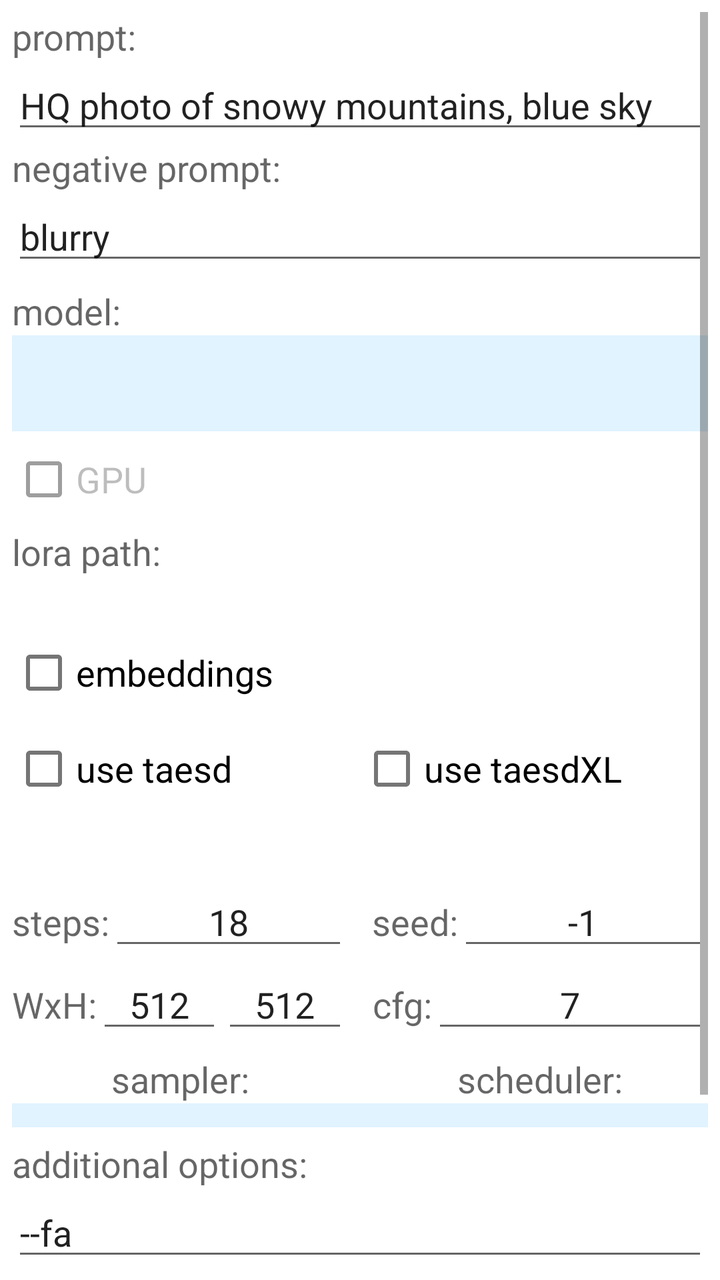
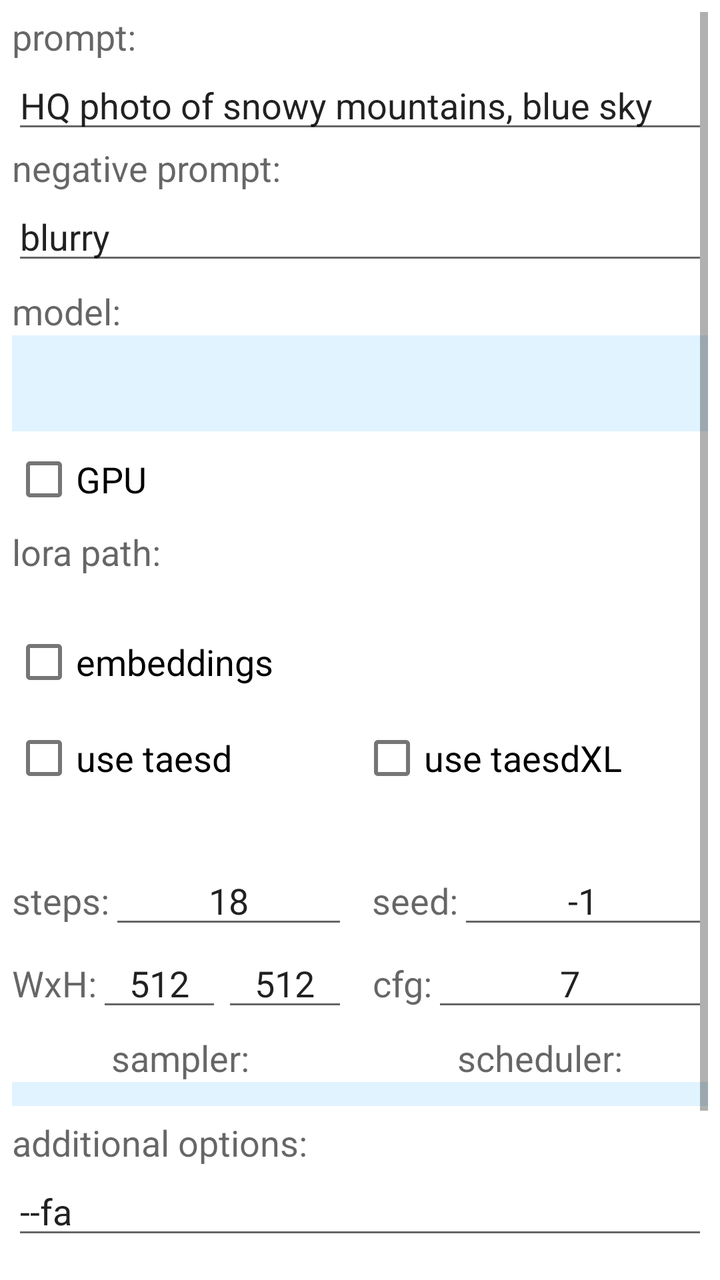

The first picture is an Android layout as it rendered before a commit; the second is the same layout after the commit. The layout source and the unified diff follow.
<!-- AndroidManifest.xml: application theme MyApplication -->
<!-- res/layout/activity_main.xml -->
<?xml version="1.0" encoding="utf-8"?>

<LinearLayout xmlns:android="http://schemas.android.com/apk/res/android"
    xmlns:tools="http://schemas.android.com/tools"
    android:layout_width="fill_parent"
    android:layout_height="fill_parent"
    android:orientation="horizontal">

    <ScrollView
        android:id="@+id/wrapperView"
        android:layout_width="match_parent"
        android:layout_height="match_parent"
        android:padding="6dp">

        <LinearLayout
            android:layout_width="match_parent"
            android:layout_height="wrap_content"
            android:orientation="vertical">

            <LinearLayout
                android:layout_width="match_parent"
                android:layout_height="wrap_content"
                android:layout_marginBottom="0dp"
                android:orientation="vertical">

                <TextView
                    android:id="@+id/stringpromptmsg"
                    android:layout_width="match_parent"
                    android:layout_height="wrap_content"
                    android:text="@string/field_prompt"
                    android:labelFor="@id/stringprompt"
                    android:textAppearance="?android:attr/textAppearanceMedium" />

                <EditText
                    android:id="@+id/stringprompt"
                    android:layout_width="match_parent"
                    android:layout_height="wrap_content"
                    android:inputType="textMultiLine"
                    android:labelFor="@id/stringpromptmsg"
                    android:singleLine="false"
                    android:text="@string/default_prompt"
                    tools:ignore="Autofill,TouchTargetSizeCheck" />
            </LinearLayout>

            <LinearLayout
                android:layout_width="match_parent"
                android:layout_height="wrap_content"
                android:layout_marginBottom="0dp"
                android:orientation="vertical">

                <TextView
                    android:id="@+id/stringnegpromptmsg"
                    android:layout_width="match_parent"
                    android:layout_height="wrap_content"
                    android:text="@string/field_negative"
                    android:labelFor="@id/stringnegprompt"
                    android:textAppearance="?android:attr/textAppearanceMedium" />

                <EditText
                    android:id="@+id/stringnegprompt"
                    android:layout_width="match_parent"
                    android:layout_height="wrap_content"
                    android:inputType="textMultiLine"
                    android:labelFor="@id/stringnegpromptmsg"
                    android:singleLine="false"
                    android:text="@string/default_negative"
                    tools:ignore="autofill,TouchTargetSizeCheck" />
            </LinearLayout>

            <LinearLayout
                android:layout_width="match_parent"
                android:layout_height="wrap_content"
                android:orientation="vertical">

                <TextView
                    android:layout_width="match_parent"
                    android:layout_height="wrap_content"
                    android:paddingTop="6dp"
                    android:text="@string/field_modelfile"
                    android:textAppearance="?android:attr/textAppearanceMedium" />

                <Spinner
                    android:id="@+id/model_spinner"
                    android:layout_width="match_parent"
                    android:layout_height="wrap_content"
                    android:background="@color/system_accent1_50"
                    android:minHeight="48dp"
                    tools:ignore="ExtraText,TouchTargetSizeCheck" />
            </LinearLayout>

            <CheckBox
                android:id="@+id/usegpu"
                android:layout_width="match_parent"
                android:layout_height="wrap_content"
                android:checked="false"
                android:enabled="false"
                android:text="@string/field_gpu"
                android:textAppearance="?android:attr/textAppearanceMedium" />

            <LinearLayout
                android:layout_width="match_parent"
                android:layout_height="wrap_content"
                android:orientation="vertical">

                <TextView
                    android:layout_width="match_parent"
                    android:layout_height="wrap_content"
                    android:text="@string/field_lorapath"
                    android:textAppearance="?android:attr/textAppearanceMedium" />

                <TextView
                    android:id="@+id/lorapath"
                    android:layout_width="match_parent"
                    android:layout_height="wrap_content"
                    android:textAppearance="?android:attr/textAppearanceMedium" />

                <CheckBox
                    android:id="@+id/embeddchecker"
                    android:layout_width="match_parent"
                    android:layout_height="wrap_content"
                    android:text="@string/field_embedd"
                    android:textAppearance="?android:attr/textAppearanceMedium" />

            </LinearLayout>

            <LinearLayout
                android:layout_width="match_parent"
                android:layout_height="wrap_content"
                android:layout_marginBottom="0dp"
                android:orientation="horizontal">

                <CheckBox
                    android:id="@+id/taesdchecker"
                    android:layout_width="0dp"
                    android:layout_height="wrap_content"
                    android:layout_weight="1"
                    android:text="@string/field_taesd"
                    android:textAppearance="?android:attr/textAppearanceMedium" />

                <CheckBox
                    android:id="@+id/taesdXLchecker"
                    android:layout_width="0dp"
                    android:layout_height="wrap_content"
                    android:layout_weight="1"
                    android:text="@string/field_taesdXL"
                    android:textAppearance="?android:attr/textAppearanceMedium" />
            </LinearLayout>

            <LinearLayout
                android:layout_width="match_parent"
                android:layout_height="wrap_content"
                android:layout_marginBottom="0dp"
                android:orientation="horizontal">

                <TextView
                    android:id="@+id/taesdmodel"
                    android:layout_width="0dp"
                    android:layout_height="wrap_content"
                    android:layout_weight="1"
                    android:paddingBottom="6dp"
                    android:paddingRight="6dp"
                    android:textAppearance="?android:attr/textAppearanceMedium" />

                <TextView
                    android:id="@+id/taesdXLmodel"
                    android:layout_width="0dp"
                    android:layout_height="wrap_content"
                    android:layout_weight="1"
                    android:paddingBottom="6dp"
                    android:paddingLeft="6dp"
                    android:textAppearance="?android:attr/textAppearanceMedium" />
            </LinearLayout>

            <LinearLayout
                android:layout_width="match_parent"
                android:layout_height="wrap_content"
                android:orientation="horizontal">

                <LinearLayout
                    android:layout_width="0dp"
                    android:layout_height="wrap_content"
                    android:layout_weight="1"
                    android:paddingRight="6dp"
                    android:orientation="horizontal">

                    <TextView
                        android:layout_width="wrap_content"
                        android:layout_height="wrap_content"
                        android:layout_weight="0"
                        android:text="@string/field_steps"
                        android:textAlignment="center"
                        android:textAppearance="?android:attr/textAppearanceMedium" />

                    <EditText
                        android:id="@+id/stringsteps"
                        android:layout_width="0dp"
                        android:layout_height="wrap_content"
                        android:layout_weight="1"
                        android:gravity="center"
                        android:inputType="number"
                        android:singleLine="true"
                        android:text="@string/default_steps"
                        tools:ignore="autofill,TouchTargetSizeCheck" />
                </LinearLayout>

                <LinearLayout
                    android:layout_width="0dp"
                    android:layout_height="wrap_content"
                    android:layout_weight="1"
                    android:paddingLeft="6dp"
                    android:orientation="horizontal">

                    <TextView
                        android:id="@+id/stringseedmsg"
                        android:layout_width="wrap_content"
                        android:layout_height="wrap_content"
                        android:layout_weight="0"
                        android:text="@string/field_seed"
                        android:textAlignment="gravity"
                        android:textAppearance="?android:attr/textAppearanceMedium" />

                    <EditText
                        android:id="@+id/stringseed"
                        android:layout_width="match_parent"
                        android:layout_height="wrap_content"
                        android:layout_weight="1"
                        android:gravity="center"
                        android:inputType="numberSigned"
                        android:labelFor="@id/stringseedmsg"
                        android:singleLine="true"
                        android:text="@string/default_minus1"
                        tools:ignore="autofill,TouchTargetSizeCheck" />
                </LinearLayout>
            </LinearLayout>

            <LinearLayout
                android:layout_width="match_parent"
                android:layout_height="wrap_content"
                android:orientation="horizontal">

                <LinearLayout
                    android:layout_width="0dp"
                    android:layout_height="wrap_content"
                    android:layout_weight="1"
                    android:paddingRight="6dp"
                    android:orientation="horizontal">

                    <TextView
                        android:id="@+id/stringwxhmsg"
                        android:layout_width="wrap_content"
                        android:layout_height="wrap_content"
                        android:layout_weight="0"
                        android:text="@string/field_widthXheight"
                        android:textAlignment="gravity"
                        android:textAppearance="?android:attr/textAppearanceMedium" />

                    <EditText
                        android:id="@+id/stringwidth"
                        android:layout_width="0dp"
                        android:layout_height="wrap_content"
                        android:layout_weight="1"
                        android:gravity="center"
                        android:inputType="number"
                        android:labelFor="@id/stringwxhmsg"
                        android:singleLine="true"
                        android:text="@string/default_width"
                        tools:ignore="autofill,TouchTargetSizeCheck,DuplicateSpeakableTextCheck" />

                    <EditText
                        android:id="@+id/stringheight"
                        android:layout_width="0dp"
                        android:layout_height="wrap_content"
                        android:layout_weight="1"
                        android:gravity="center"
                        android:inputType="number"
                        android:labelFor="@id/stringwxhmsg"
                        android:singleLine="true"
                        android:text="@string/default_height"
                        tools:ignore="autofill,TouchTargetSizeCheck,DuplicateSpeakableTextCheck" />
                </LinearLayout>

                <LinearLayout
                    android:layout_width="0dp"
                    android:layout_height="wrap_content"
                    android:layout_weight="1"
                    android:paddingLeft="6dp"
                    android:orientation="horizontal">

                    <TextView
                        android:id="@+id/stringcfgmsg"
                        android:layout_width="wrap_content"
                        android:layout_height="wrap_content"
                        android:layout_weight="0"
                        android:text="@string/field_cfgs"
                        android:textAlignment="center"
                        android:textAppearance="?android:attr/textAppearanceMedium" />

                    <EditText
                        android:id="@+id/stringcfgscale"
                        android:layout_width="match_parent"
                        android:layout_height="wrap_content"
                        android:layout_weight="1"
                        android:gravity="center"
                        android:inputType="numberDecimal"
                        android:labelFor="@id/stringcfgmsg"
                        android:singleLine="true"
                        android:text="@string/default_cfg"
                        tools:ignore="autofill,TouchTargetSizeCheck" />
                </LinearLayout>
            </LinearLayout>

            <LinearLayout
                android:orientation="horizontal"
                android:layout_width="match_parent"
                android:paddingTop="6dp"
                android:layout_height="wrap_content">

                <TextView
                    android:id="@+id/samplermsg"
                    android:layout_width="0dp"
                    android:layout_height="wrap_content"
                    android:layout_weight="1"
                    android:text="@string/sampler"
                    android:textAlignment="center"
                    android:paddingRight="6dp"
                    android:textAppearance="?android:attr/textAppearanceMedium" />

                <TextView
                    android:id="@+id/schedulermsg"
                    android:layout_width="0dp"
                    android:layout_height="wrap_content"
                    android:layout_weight="1"
                    android:text="@string/scheduler"
                    android:textAlignment="center"
                    android:paddingLeft="6dp"
                    android:textAppearance="?android:attr/textAppearanceMedium" />
            </LinearLayout>

            <LinearLayout
                android:orientation="horizontal"
                android:layout_width="match_parent"
                android:paddingBottom="6dp"
                android:layout_height="wrap_content">

                <Spinner
                    android:id="@+id/sampler_spinner"
                    android:layout_width="0dp"
                    android:layout_height="wrap_content"
                    android:layout_weight="1"
                    android:background="@color/system_accent1_50"
                    android:paddingRight="6dp"
                    android:padding="6dp" />

                <Spinner
                    android:id="@+id/scheduler_spinner"
                    android:layout_width="0dp"
                    android:layout_height="wrap_content"
                    android:layout_weight="1"
                    android:background="@color/system_accent1_50"
                    android:paddingLeft="6dp"
                    android:padding="6dp" />
            </LinearLayout>

            <LinearLayout
                android:layout_width="match_parent"
                android:layout_height="wrap_content"
                android:layout_marginBottom="6dp"
                android:orientation="vertical">

                <TextView
                    android:id="@+id/stringoptmsg"
                    android:layout_width="match_parent"
                    android:layout_height="wrap_content"
                    android:text="@string/field_options"
                    android:labelFor="@id/stringprompt"
                    android:textAppearance="?android:attr/textAppearanceMedium" />

                <EditText
                    android:id="@+id/stringopt"
                    android:layout_width="match_parent"
                    android:layout_height="wrap_content"
                    android:inputType="textMultiLine"
                    android:labelFor="@id/stringpromptmsg"
                    android:singleLine="false"
                    android:text="@string/options"
                    tools:ignore="Autofill,TouchTargetSizeCheck" />
            </LinearLayout>

            <Button
                android:id="@+id/submitButton"
                android:layout_width="match_parent"
                android:layout_height="wrap_content"
                android:text="@string/submit"
                android:layout_marginTop="5dp"
                android:layout_marginBottom="0dp"
                android:layout_marginHorizontal="15dp" />

            <LinearLayout
                android:layout_width="match_parent"
                android:layout_height="wrap_content"
                android:orientation="horizontal"
                android:layout_marginTop="0dp"
                android:layout_marginHorizontal="15dp">

                <CheckBox
                    android:id="@+id/writecmdchecker"
                    android:layout_width="0dp"
                    android:layout_height="wrap_content"
                    android:layout_weight="1"
                    android:text="@string/write_cmdline"
                    android:textAppearance="?android:attr/textAppearanceMedium" />

                <CheckBox
                    android:id="@+id/writelogchecker"
                    android:layout_width="0dp"
                    android:layout_height="wrap_content"
                    android:layout_weight="1"
                    android:text="@string/write_log"
                    android:textAppearance="?android:attr/textAppearanceMedium" />
            </LinearLayout>
        </LinearLayout>
    </ScrollView>
    <FrameLayout
        android:layout_width="match_parent"
        android:layout_height="match_parent">

        <ListView
            android:id="@+id/sdLogView"
            android:layout_width="match_parent"
            android:layout_height="match_parent"
            android:background="@color/black"
            android:dividerHeight="0px"
            android:gravity="bottom"
            android:padding="6dp"
            android:scrollbars="vertical" />

        <ImageView
            android:id="@+id/outputImageView"
            android:layout_width="match_parent"
            android:layout_height="match_parent"
            android:background="@android:color/black"
            android:contentDescription="@string/app_name"
            android:scaleType="fitCenter"
            android:visibility="invisible" />

        <Button
            android:id="@+id/closeButton"
            android:layout_width="60dp"
            android:layout_height="wrap_content"
            android:layout_gravity="end"
            android:autoSizeTextType="uniform"
            android:text="@string/close"
            tools:ignore="UnusedAttribute" />

        <View
            android:id="@+id/coverView"
            android:layout_width="match_parent"
            android:layout_height="match_parent"
            android:background="@color/black"
            android:alpha="0.0"
            android:clickable="false"
            android:focusable="false"
            android:visibility="gone" />
    </FrameLayout>

</LinearLayout>
<!-- resources referenced by this layout -->
<resources>
  <color name="black">#FF000000</color>
  <color name="system_accent1_50">#FFEEF0FF</color>
  <string name="app_name">SD.cpp</string>
  <string name="close">X</string>
  <string name="default_cfg">7</string>
  <string name="default_height">512</string>
  <string name="default_minus1">-1</string>
  <string name="default_negative">blurry</string>
  <string name="default_prompt">HQ photo of snowy mountains, blue sky</string>
  <string name="default_steps">18</string>
  <string name="default_width">512</string>
  <string name="field_cfgs">cfg:</string>
  <string name="field_embedd">embeddings</string>
  <string name="field_gpu">"GPU</string>
  <string name="field_lorapath">lora path:</string>
  <string name="field_modelfile">model:</string>
  <string name="field_negative">negative prompt:</string>
  <string name="field_options">additional options:</string>
  <string name="field_prompt">prompt:</string>
  <string name="field_seed">seed:</string>
  <string name="field_steps">steps:</string>
  <string name="field_taesd">"use taesd</string>
  <string name="field_taesdXL">use taesdXL</string>
  <string name="field_widthXheight">WxH:</string>
  <string name="options" translatable="false">--fa</string>
  <string name="sampler">sampler:</string>
  <string name="scheduler">scheduler:</string>
  <string name="submit">submit</string>
  <string name="write_cmdline">write cmdline</string>
  <string name="write_log">write log</string>
  <style name="MyApplication" parent="Theme.MaterialComponents.DayNight.DarkActionBar">
          <item name="colorPrimary">@color/purple_500</item>
          <item name="colorPrimaryVariant">@color/purple_700</item>
          <item name="colorOnPrimary">@color/white</item>
          <item name="colorSecondary">@color/teal_200</item>
          <item name="colorSecondaryVariant">@color/teal_700</item>
          <item name="colorOnSecondary">@color/white</item>
      </style>
  <color name="purple_500">#FF6200EE</color>
  <color name="purple_700">#FF3700B3</color>
  <color name="white">#FFFFFFFF</color>
  <color name="teal_200">#FF03DAC5</color>
  <color name="teal_700">#FF018786</color>
</resources>

<!-- the commit's change to res/layout/activity_main.xml (unified diff, before → after) -->
@@ -93,7 +93,7 @@
                 android:layout_width="match_parent"
                 android:layout_height="wrap_content"
                 android:checked="false"
-                android:enabled="false"
+                android:enabled="true"
                 android:text="@string/field_gpu"
                 android:textAppearance="?android:attr/textAppearanceMedium" />
 
@@ -112,7 +112,7 @@
                     android:id="@+id/lorapath"
                     android:layout_width="match_parent"
                     android:layout_height="wrap_content"
-                    android:textAppearance="?android:attr/textAppearanceMedium" />
+                    android:textAppearance="?android:attr/textAppearanceSmall" />
 
                 <CheckBox
                     android:id="@+id/embeddchecker"
@@ -159,7 +159,7 @@
                     android:layout_weight="1"
                     android:paddingBottom="6dp"
                     android:paddingRight="6dp"
-                    android:textAppearance="?android:attr/textAppearanceMedium" />
+                    android:textAppearance="?android:attr/textAppearanceSmall" />
 
                 <TextView
                     android:id="@+id/taesdXLmodel"
@@ -168,7 +168,7 @@
                     android:layout_weight="1"
                     android:paddingBottom="6dp"
                     android:paddingLeft="6dp"
-                    android:textAppearance="?android:attr/textAppearanceMedium" />
+                    android:textAppearance="?android:attr/textAppearanceSmall" />
             </LinearLayout>
 
             <LinearLayout
